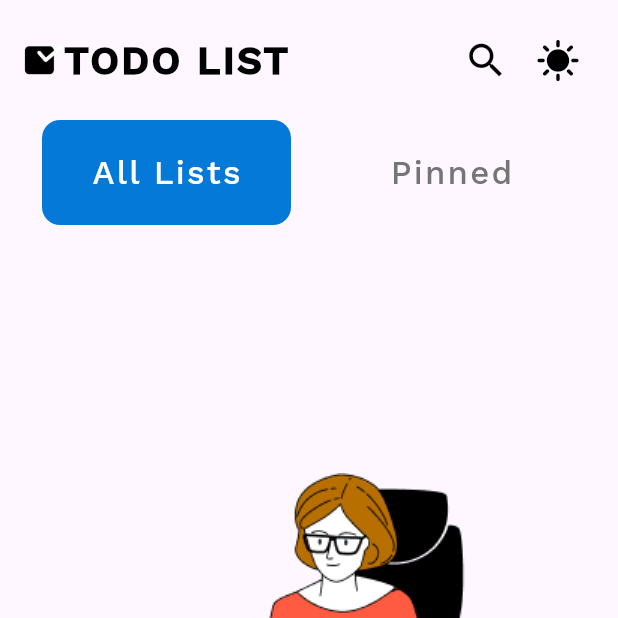
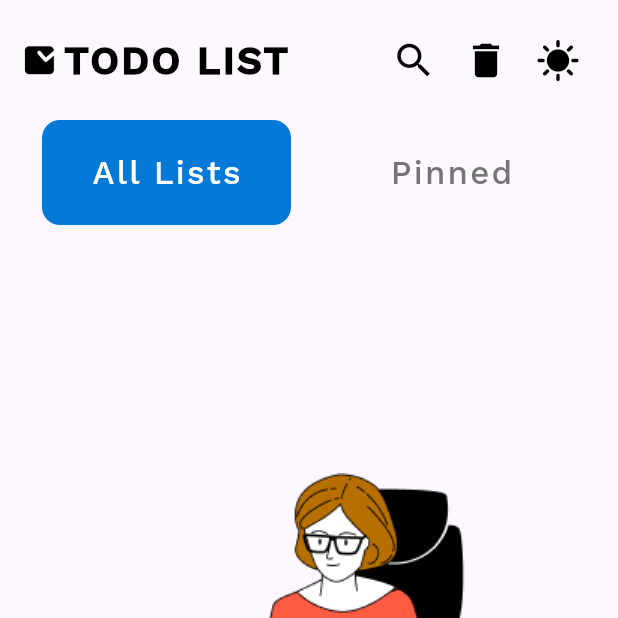
Before and after one commit to sanjiv576/PRODIGY_AD_02, a Flutter app: the HomeView screen opened directly, on a phone screen of 412 x 824 dp, the top half of it. Run offline on Flutter 3.47's test engine with Material 3 defaults, Android fonts, the phone set to English and light mode, and no system bars; our stand-ins replace awesome_snackbar_content, flutter_riverpod, font_awesome_flutter, hive; accounts and stored records are empty.

Commit message:
delete all boxes from db

```diff
--- a/lib/view/widgets/top_bar_widget.dart
+++ b/lib/view/widgets/top_bar_widget.dart
@@ -1,6 +1,8 @@
 import 'package:flutter/material.dart';
 import 'package:flutter_riverpod/flutter_riverpod.dart';
 import 'package:font_awesome_flutter/font_awesome_flutter.dart';
+import 'package:todolist/services/hive_services.dart';
+import 'package:todolist/state/todo_list_notifier.dart';
 
 import '../home_view.dart';
 
@@ -35,6 +37,15 @@ class TopBarWidget extends StatelessWidget {
           ),
         ),
         IconButton(
+          onPressed: () async {
+            await HiveServices.clearAllBox();
+            ref.watch(todoListProvider.notifier).setTodoList([]);
+          },
+          icon: const Icon(
+            Icons.delete,
+          ),
+        ),
+        IconButton(
           onPressed: () {
             ref.watch(isDarkThemeProvider.notifier).state =
                 !ref.watch(isDarkThemeProvider);
```
